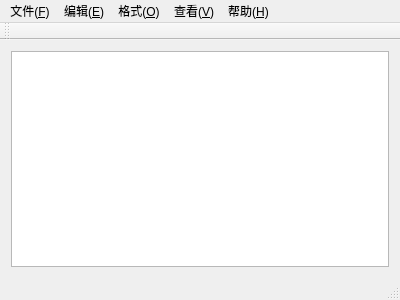
This is Qt_Study/PART_3/untitled/mainwindow.ui in WR0903/study_note as Qt 5 draws it before an edit. The edited form follows.
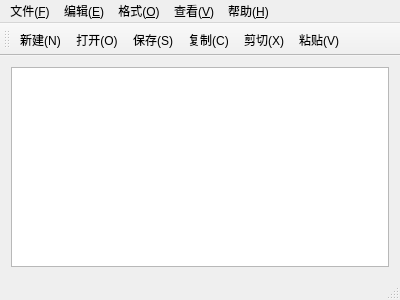
This is the edited form. Icons and pictures are not drawn.

The edit to the form file:
```diff
--- a/Qt_Study/PART_3/untitled/mainwindow.ui
+++ b/Qt_Study/PART_3/untitled/mainwindow.ui
@@ -16,7 +16,11 @@
   <widget class="QWidget" name="centralWidget">
    <layout class="QVBoxLayout" name="verticalLayout">
     <item>
-     <widget class="QTextEdit" name="textEdit"/>
+     <widget class="QTextEdit" name="textEdit">
+      <property name="styleSheet">
+       <string notr="true">border-image: url(:/new/prefix1/image/ubuntu.png);</string>
+      </property>
+     </widget>
     </item>
    </layout>
   </widget>
@@ -85,6 +89,12 @@
    <attribute name="toolBarBreak">
     <bool>false</bool>
    </attribute>
+   <addaction name="newAction"/>
+   <addaction name="openAction"/>
+   <addaction name="saveAction"/>
+   <addaction name="copyAction"/>
+   <addaction name="cutAction"/>
+   <addaction name="pasteAction"/>
   </widget>
   <widget class="QStatusBar" name="statusBar"/>
   <action name="newAction">
```
Left out of the diff: 28 changed lines with no effect on the pictures.
